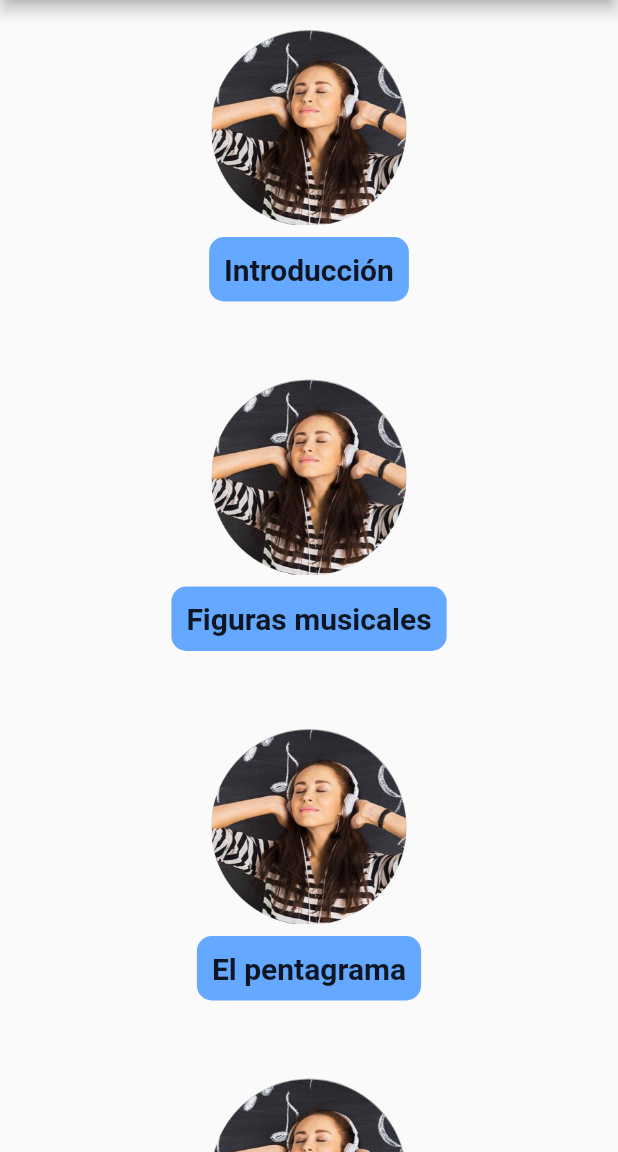
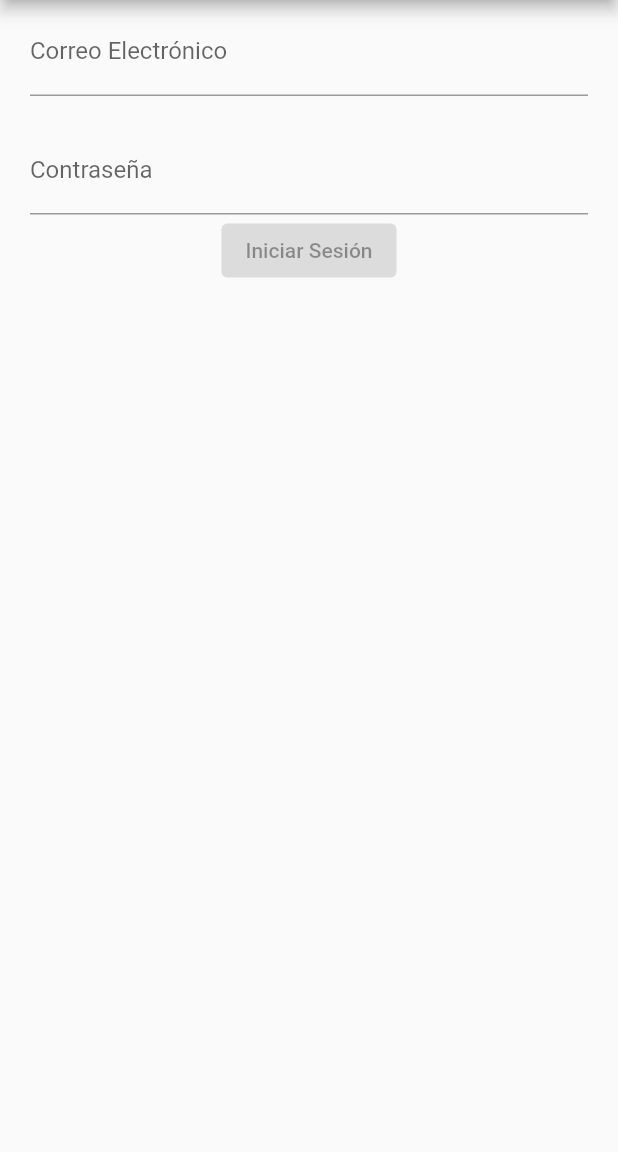
Before and after one commit to SergioHrvas/MeloudyAppTFG, a Flutter app: the screen it shows after launch, on a phone screen of 412 x 824 dp, the part 84-1236 px from its top. Run offline on Flutter 3.47's test engine with Material 2 defaults, Android fonts, the phone set to English and light mode, and no system bars.

Commit message:
Login empezado

```diff
--- /dev/null
+++ b/meloudy_app/lib/lecciones.dart
@@ -0,0 +1,78 @@
+import 'dart:convert';
+
+import 'package:flutter/material.dart';
+import 'package:meloudy_app/leccion.dart';
+import 'package:flutter/widgets.dart';
+import 'package:http/http.dart' as http;
+
+
+
+class Lecciones extends StatelessWidget {
+  var lecciones = [
+    "Introducción",
+    "Figuras musicales",
+    "El pentagrama",
+    "Notas musicales",
+    "El compás",
+    "Claves musicales",
+    "El piano"
+  ];
+
+  final GlobalKey<ScaffoldState> _drawerscaffoldkey =
+      new GlobalKey<ScaffoldState>();
+
+  @override
+  Widget build(BuildContext context) {
+    final hijos = <Widget>[];
+    obtenerLecciones();
+    for (var i = 0; i < lecciones.length; i++) {
+      hijos.add(Leccion(lecciones[i]));
+    }
+    return MaterialApp(
+        home: Scaffold(
+            appBar: AppBar(title: Text("MELOUDY")),
+            drawer: Drawer(
+              child: ListView(
+                padding: EdgeInsets.zero,
+                children: <Widget>[
+                  DrawerHeader(
+                    child: Text("sadasdadasd"),
+                    decoration: BoxDecoration(color: Colors.blue),
+                  ),
+                  ListTile(
+                    title: Text("Item 1"),
+                    onTap: () {
+                      Navigator.pop(context);
+                    },
+                  ),
+                  ListTile(
+                    title: Text("Item 2"),
+                    onTap: () {
+                      Navigator.pop(context);
+                    },
+                  )
+                ],
+              ),
+            ),
+            body: SingleChildScrollView(
+                child: Container(
+                    child: Column(
+              children: hijos,
+            )))));
+  }
+
+  void obtenerLecciones() {
+    fetchLeccion().then((value) {
+      print(value.body);
+      print("=================");
+      var a = jsonDecode(value.body);
+      for(var i = 0; i < a['usuario'].length; i++) {
+        print(i.toString() + "d " + a['usuario'][i]['nombre']);
+      }
+    });
+  }
+
+  Future<http.Response> fetchLeccion() {
+    return http.get(Uri.parse('http://10.0.2.2:5000/api/user/get-users'));
+  }
+}
--- /dev/null
+++ b/meloudy_app/lib/login.dart
@@ -0,0 +1,68 @@
+import 'dart:convert';
+
+import 'package:flutter/material.dart';
+import 'package:meloudy_app/leccion.dart';
+import 'package:flutter/widgets.dart';
+import 'package:http/http.dart' as http;
+
+
+
+class Login extends StatelessWidget {
+
+  final GlobalKey<ScaffoldState> _drawerscaffoldkey =
+      new GlobalKey<ScaffoldState>();
+
+  @override
+  Widget build(BuildContext context) {
+
+    return MaterialApp(
+        home: Scaffold(
+            appBar: AppBar(title: Text("MELOUDY")),
+            drawer: Drawer(
+              child: ListView(
+                padding: EdgeInsets.zero,
+                children: <Widget>[
+                  DrawerHeader(
+                    child: Text("sadasdadasd"),
+                    decoration: BoxDecoration(color: Colors.blue),
+                  ),
+                  ListTile(
+                    title: Text("Item 1"),
+                    onTap: () {
+                      Navigator.pop(context);
+                    },
+                  ),
+                  ListTile(
+                    title: Text("Item 2"),
+                    onTap: () {
+                      Navigator.pop(context);
+                    },
+                  )
+                ],
+              ),
+            ),
+            body: SingleChildScrollView(
+                child: Container(
+                  padding: EdgeInsets.only(left: 20, right: 20),
+                    margin: EdgeInsets.only(top:5),
+                    child: Column(
+              children: [Container(child: TextFormField(
+                decoration: InputDecoration(
+                  border: UnderlineInputBorder(),
+                    labelText: "Correo Electrónico"
+                ),
+              ),
+              margin: EdgeInsets.only(bottom: 20),), TextFormField(
+                decoration: InputDecoration(
+                    border: UnderlineInputBorder(),
+                    labelText: "Contraseña"
+                ),
+                obscureText: true,
+              ),
+              ElevatedButton(
+                child: Text("Iniciar Sesión"),
+              )]
+            )))));
+  }
+
+}
--- a/meloudy_app/lib/main.dart
+++ b/meloudy_app/lib/main.dart
@@ -1,80 +1,23 @@
-import 'dart:convert';
 
+import 'package:meloudy_app/lecciones.dart';
 import 'package:flutter/material.dart';
-import 'package:meloudy_app/leccion.dart';
 import 'package:flutter/widgets.dart';
-import 'package:http/http.dart' as http;
+import 'package:meloudy_app/login.dart';
 
 void main() {
   runApp(MyApp());
 }
 
 class MyApp extends StatelessWidget {
-  var lecciones = [
-    "Introducción",
-    "Figuras musicales",
-    "El pentagrama",
-    "Notas musicales",
-    "El compás",
-    "Claves musicales",
-    "El piano"
-  ];
-
-  final GlobalKey<ScaffoldState> _drawerscaffoldkey =
-      new GlobalKey<ScaffoldState>();
-
   @override
   Widget build(BuildContext context) {
-    final hijos = <Widget>[];
-    obtenerLecciones();
-    for (var i = 0; i < lecciones.length; i++) {
-      hijos.add(Leccion(lecciones[i]));
-    }
     return MaterialApp(
-        home: Scaffold(
-            appBar: AppBar(title: Text("MELOUDY")),
-            drawer: Drawer(
-              child: ListView(
-                padding: EdgeInsets.zero,
-                children: <Widget>[
-                  DrawerHeader(
-                    child: Text("sadasdadasd"),
-                    decoration: BoxDecoration(color: Colors.blue),
-                  ),
-                  ListTile(
-                    title: Text("Item 1"),
-                    onTap: () {
-                      Navigator.pop(context);
-                    },
-                  ),
-                  ListTile(
-                    title: Text("Item 2"),
-                    onTap: () {
-                      Navigator.pop(context);
-                    },
-                  )
-                ],
-              ),
-            ),
-            body: SingleChildScrollView(
-                child: Container(
-                    child: Column(
-              children: hijos,
-            )))));
+        title: 'Meloudy',
+      theme: ThemeData(
+        primarySwatch: Colors.blue,
+      ),
+      home: Login(),
+    );
   }
 
-  void obtenerLecciones() {
-    fetchLeccion().then((value) {
-      print(value.body);
-      print("=================");
-      var a = jsonDecode(value.body);
-      for(var i = 0; i < a['usuario'].length; i++) {
-        print(i.toString() + "d " + a['usuario'][i]['nombre']);
-      }
-    });
-  }
-
-  Future<http.Response> fetchLeccion() {
-    return http.get(Uri.parse('http://10.0.2.2:5000/api/user/get-users'));
-  }
 }
--- a/meloudy_app/pubspec.yaml
+++ b/meloudy_app/pubspec.yaml
@@ -23,7 +23,7 @@ environment:
 dependencies:
   flutter:
     sdk: flutter
-  http: <latest_version>
+  http: any
 
   # The following adds the Cupertino Icons font to your application.
   # Use with the CupertinoIcons class for iOS style icons.
```
